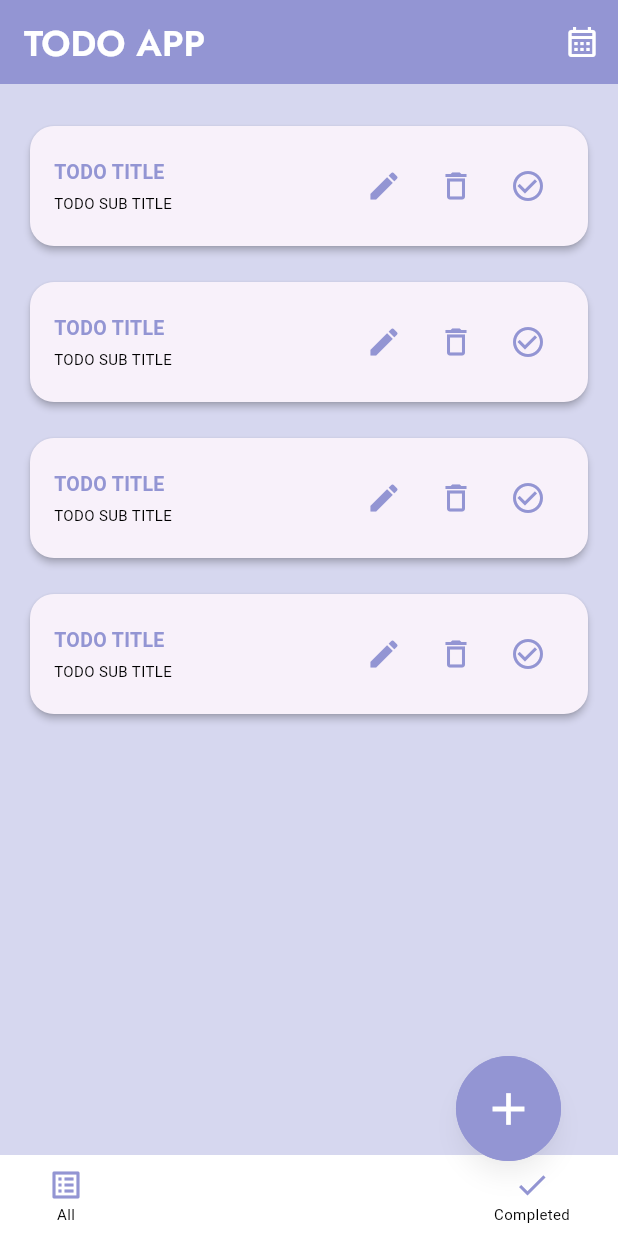
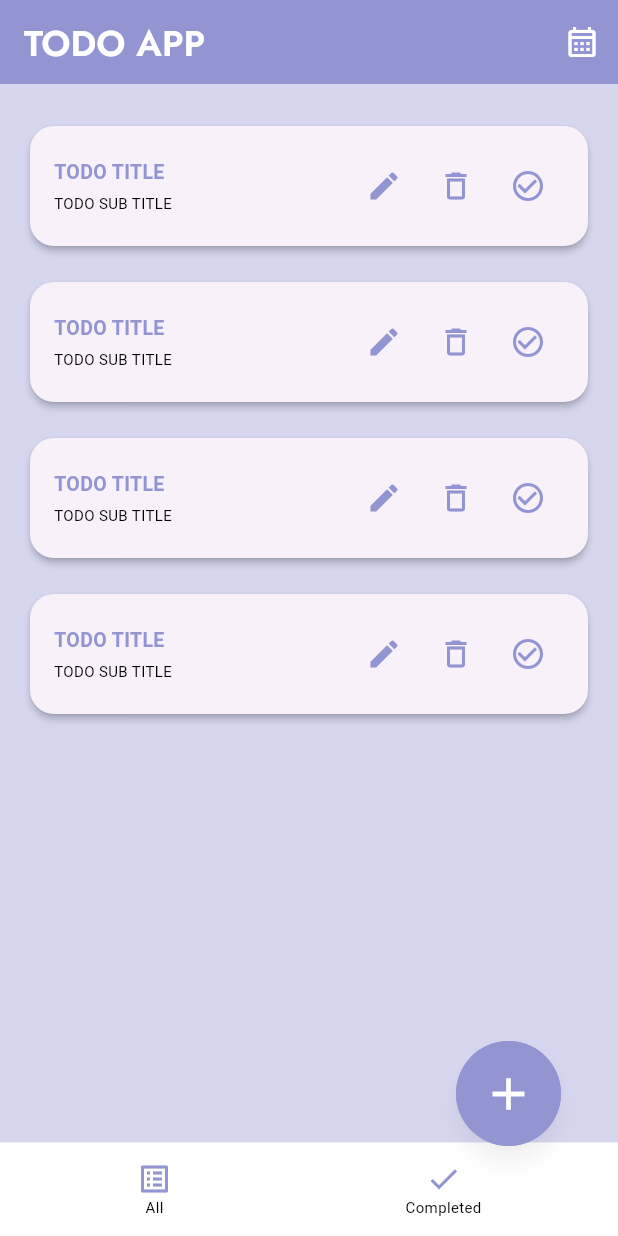
Before and after one commit to mazdon9/Todo-with-Resful-API-Provider-Hive, a Flutter app: the screen it shows after launch, on a phone screen of 412 x 824 dp. Run offline on Flutter 3.47's test engine with Material 3 defaults, Android fonts, the phone set to English and light mode, and no system bars; Roboto replaces fonts that are missing (Jost-Regular, Jost-Semibold).

Commit message:
feature/main_screen_documentation

```diff
--- a/lib/screen/completed_task_screen.dart
+++ b/lib/screen/completed_task_screen.dart
@@ -7,7 +7,7 @@ class CompletedTaskScreen extends StatelessWidget {
   Widget build(BuildContext context) {
     return Scaffold(
       appBar: AppBar(title: const Text('Completed Tasks')),
-      body: const Center(child: Text('Completed Task Screen')),
+      body: const Center(child: Text('Completed Task Screens')),
     );
   }
 }
--- a/lib/screen/home_screen_documentation.dart
+++ b/lib/screen/home_screen_documentation.dart
@@ -51,7 +51,7 @@ class mainScreenDocumentation extends StatelessWidget {
         ],
       ),
       floatingActionButton: Padding(
-        padding: const EdgeInsets.only(bottom: 50, right: 22),
+        padding: const EdgeInsets.only(bottom: 60, right: 22),
         child: PhysicalModel(
           color: AppColorsPathPath.lavender,
           elevation: 6,
@@ -81,8 +81,9 @@ class _BottomNavBar extends StatelessWidget {
   @override
   Widget build(BuildContext context) {
     return Container(
+      height: (68 / 896) * MediaQuery.of(context).size.height,
       decoration: BoxDecoration(color: AppColorsPathPath.white),
-      padding: const EdgeInsets.symmetric(horizontal: 32, vertical: 8),
+      padding: const EdgeInsets.symmetric(horizontal: 91, vertical: 8),
       child: Row(
         mainAxisAlignment: MainAxisAlignment.spaceBetween,
         children: [
```
